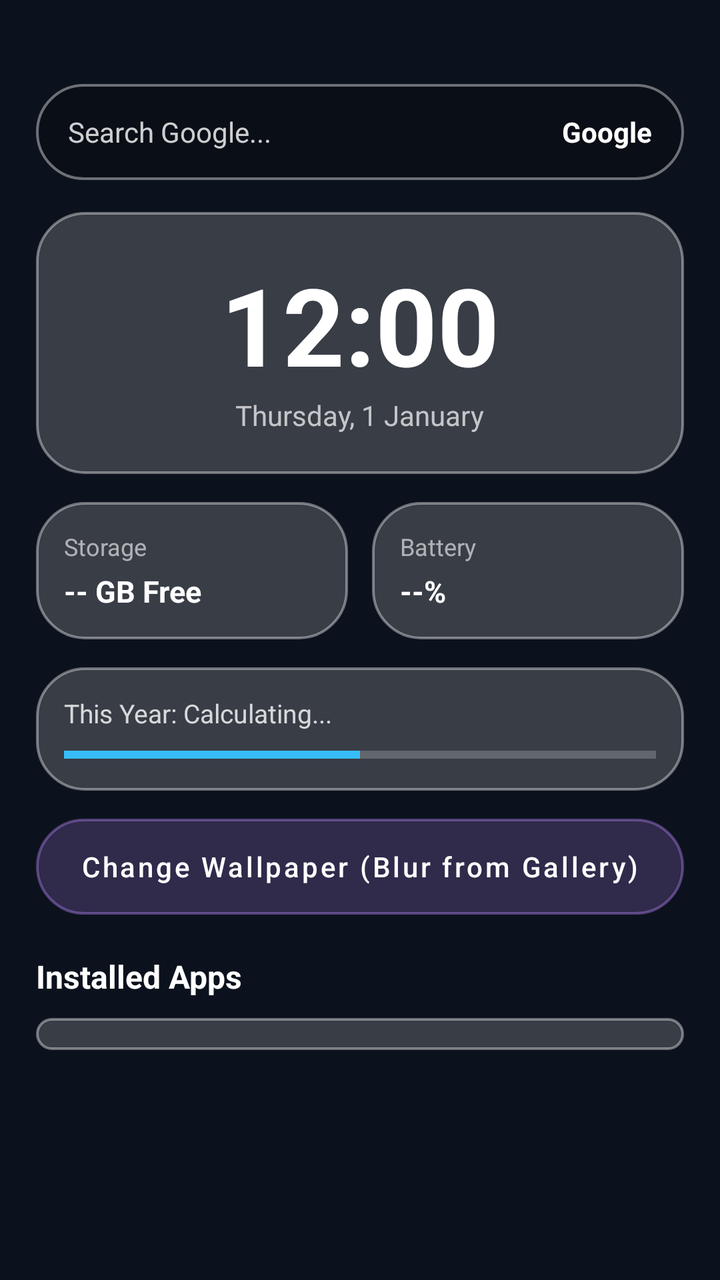
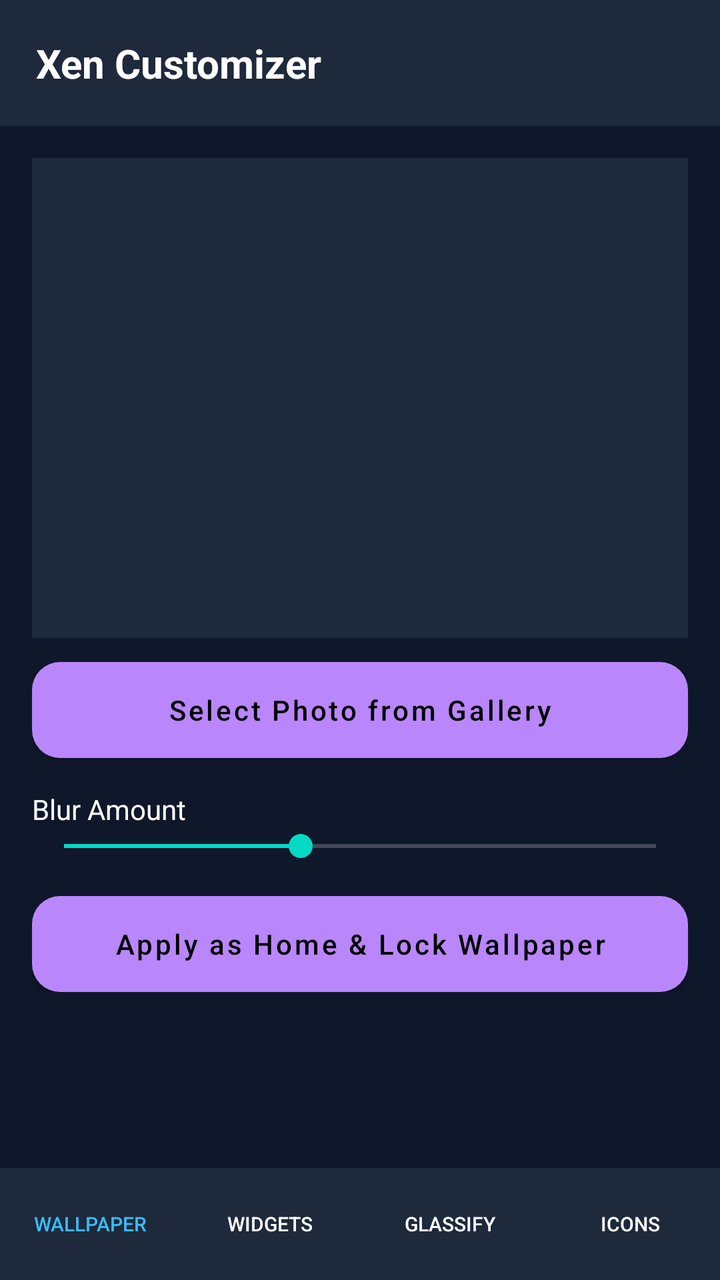

The first picture is an Android layout as it rendered before a commit; the second is the same layout after the commit. The layout source and the unified diff follow.
<!-- AndroidManifest.xml: application theme Theme.XenLauncher -->
<!-- res/layout/activity_main.xml -->
<?xml version="1.0" encoding="utf-8"?>
<androidx.constraintlayout.widget.ConstraintLayout xmlns:android="http://schemas.android.com/apk/res/android"
    xmlns:app="http://schemas.android.com/apk/res-auto"
    android:layout_width="match_parent"
    android:layout_height="match_parent"
    android:background="#FF000000">

    <ImageView
        android:id="@+id/ivWallpaper"
        android:layout_width="match_parent"
        android:layout_height="match_parent"
        android:scaleType="centerCrop"
        android:background="#FF111827" />

    <View
        android:layout_width="match_parent"
        android:layout_height="match_parent"
        android:background="#44000000" />

    <ScrollView
        android:layout_width="match_parent"
        android:layout_height="match_parent"
        android:fillViewport="true">

        <LinearLayout
            android:layout_width="match_parent"
            android:layout_height="wrap_content"
            android:orientation="vertical"
            android:padding="18dp">

            <LinearLayout
                android:id="@+id/layoutSearchBar"
                android:layout_width="match_parent"
                android:layout_height="48dp"
                android:layout_marginTop="24dp"
                android:background="@drawable/glass_search"
                android:gravity="center_vertical"
                android:paddingStart="16dp"
                android:paddingEnd="16dp">

                <TextView
                    android:layout_width="0dp"
                    android:layout_height="wrap_content"
                    android:layout_weight="1"
                    android:text="Search Google..."
                    android:textColor="#CCFFFFFF"
                    android:textSize="14sp" />

                <TextView
                    android:layout_width="wrap_content"
                    android:layout_height="wrap_content"
                    android:text="Google"
                    android:textStyle="bold"
                    android:textColor="#FFFFFFFF" />
            </LinearLayout>

            <LinearLayout
                android:layout_width="match_parent"
                android:layout_height="wrap_content"
                android:layout_marginTop="16dp"
                android:background="@drawable/glass_panel"
                android:orientation="vertical"
                android:padding="20dp"
                android:gravity="center">

                <TextClock
                    android:layout_width="wrap_content"
                    android:layout_height="wrap_content"
                    android:format12Hour="hh:mm"
                    android:format24Hour="kk:mm"
                    android:textColor="#FFFFFFFF"
                    android:textSize="54sp"
                    android:textStyle="bold" />

                <TextClock
                    android:layout_width="wrap_content"
                    android:layout_height="wrap_content"
                    android:format12Hour="EEEE, d MMMM"
                    android:format24Hour="EEEE, d MMMM"
                    android:textColor="#B3FFFFFF"
                    android:textSize="14sp" />
            </LinearLayout>

            <LinearLayout
                android:layout_width="match_parent"
                android:layout_height="wrap_content"
                android:layout_marginTop="14dp"
                android:orientation="horizontal">

                <LinearLayout
                    android:layout_width="0dp"
                    android:layout_height="wrap_content"
                    android:layout_weight="1"
                    android:layout_marginEnd="6dp"
                    android:background="@drawable/glass_panel"
                    android:orientation="vertical"
                    android:padding="14dp">

                    <TextView
                        android:layout_width="wrap_content"
                        android:layout_height="wrap_content"
                        android:text="Storage"
                        android:textColor="#99FFFFFF"
                        android:textSize="12sp" />

                    <TextView
                        android:id="@+id/tvStorage"
                        android:layout_width="wrap_content"
                        android:layout_height="wrap_content"
                        android:layout_marginTop="4dp"
                        android:text="-- GB Free"
                        android:textStyle="bold"
                        android:textColor="#FFFFFFFF"
                        android:textSize="15sp" />
                </LinearLayout>

                <LinearLayout
                    android:layout_width="0dp"
                    android:layout_height="wrap_content"
                    android:layout_weight="1"
                    android:layout_marginStart="6dp"
                    android:background="@drawable/glass_panel"
                    android:orientation="vertical"
                    android:padding="14dp">

                    <TextView
                        android:layout_width="wrap_content"
                        android:layout_height="wrap_content"
                        android:text="Battery"
                        android:textColor="#99FFFFFF"
                        android:textSize="12sp" />

                    <TextView
                        android:id="@+id/tvBattery"
                        android:layout_width="wrap_content"
                        android:layout_height="wrap_content"
                        android:layout_marginTop="4dp"
                        android:text="--%"
                        android:textStyle="bold"
                        android:textColor="#FFFFFFFF"
                        android:textSize="15sp" />
                </LinearLayout>
            </LinearLayout>

            <LinearLayout
                android:layout_width="match_parent"
                android:layout_height="wrap_content"
                android:layout_marginTop="14dp"
                android:background="@drawable/glass_panel"
                android:orientation="vertical"
                android:padding="14dp">

                <TextView
                    android:id="@+id/tvYearProgress"
                    android:layout_width="wrap_content"
                    android:layout_height="wrap_content"
                    android:text="This Year: Calculating..."
                    android:textColor="#CCFFFFFF"
                    android:textSize="13sp" />

                <ProgressBar
                    android:id="@+id/progressBarYear"
                    style="?android:attr/progressBarStyleHorizontal"
                    android:layout_width="match_parent"
                    android:layout_height="8dp"
                    android:layout_marginTop="8dp"
                    android:progress="50"
                    android:progressTint="#FF38BDF8" />
            </LinearLayout>

            <Button
                android:id="@+id/btnPickWallpaper"
                android:layout_width="match_parent"
                android:layout_height="48dp"
                android:layout_marginTop="14dp"
                android:background="@drawable/glass_search"
                android:text="Change Wallpaper (Blur from Gallery)"
                android:textAllCaps="false"
                android:textColor="#FFFFFFFF" />

            <TextView
                android:layout_width="wrap_content"
                android:layout_height="wrap_content"
                android:layout_marginTop="20dp"
                android:layout_marginBottom="10dp"
                android:text="Installed Apps"
                android:textStyle="bold"
                android:textColor="#FFFFFFFF"
                android:textSize="16sp" />

            <androidx.recyclerview.widget.RecyclerView
                android:id="@+id/rvAppDrawer"
                android:layout_width="match_parent"
                android:layout_height="wrap_content"
                android:nestedScrollingEnabled="false"
                android:background="@drawable/glass_panel"
                android:padding="8dp" />
        </LinearLayout>
    </ScrollView>
</androidx.constraintlayout.widget.ConstraintLayout>
<!-- resources referenced by this layout -->
<resources>
  <!-- drawable glass_panel (drawable) -->
  <?xml version="1.0" encoding="utf-8"?>
  <shape xmlns:android="http://schemas.android.com/apk/res/android">
      <solid android:color="#2EFFFFFF" />
      <corners android:radius="24dp" />
      <stroke android:width="1.2dp" android:color="#66FFFFFF" />
  </shape>
  <!-- drawable glass_search (drawable) -->
  <?xml version="1.0" encoding="utf-8"?>
  <shape xmlns:android="http://schemas.android.com/apk/res/android">
      <solid android:color="#33000000" />
      <corners android:radius="30dp" />
      <stroke android:width="1.2dp" android:color="#66FFFFFF" />
  </shape>
  <style name="Theme.XenLauncher" parent="Theme.MaterialComponents.NoActionBar">
          <item name="android:windowNoTitle">true</item>
          <item name="android:windowActionBar">false</item>
          <item name="android:statusBarColor">#00000000</item>
          <item name="android:navigationBarColor">#00000000</item>
      </style>
</resources>

<!-- the commit's change to res/layout/activity_main.xml (unified diff, before → after) -->
@@ -1,200 +1,236 @@
 <?xml version="1.0" encoding="utf-8"?>
-<androidx.constraintlayout.widget.ConstraintLayout xmlns:android="http://schemas.android.com/apk/res/android"
-    xmlns:app="http://schemas.android.com/apk/res-auto"
+<LinearLayout xmlns:android="http://schemas.android.com/apk/res/android"
     android:layout_width="match_parent"
     android:layout_height="match_parent"
-    android:background="#FF000000">
-
-    <ImageView
-        android:id="@+id/ivWallpaper"
+    android:background="#0F172A"
+    android:orientation="vertical">
+
+    <LinearLayout
         android:layout_width="match_parent"
-        android:layout_height="match_parent"
-        android:scaleType="centerCrop"
-        android:background="#FF111827" />
-
-    <View
+        android:layout_height="wrap_content"
+        android:padding="18dp"
+        android:background="#1E293B">
+
+        <TextView
+            android:layout_width="wrap_content"
+            android:layout_height="wrap_content"
+            android:text="Xen Customizer"
+            android:textColor="#FFFFFFFF"
+            android:textSize="20sp"
+            android:textStyle="bold" />
+    </LinearLayout>
+
+    <FrameLayout
+        android:id="@+id/contentArea"
         android:layout_width="match_parent"
-        android:layout_height="match_parent"
-        android:background="#44000000" />
-
-    <ScrollView
-        android:layout_width="match_parent"
-        android:layout_height="match_parent"
-        android:fillViewport="true">
+        android:layout_height="0dp"
+        android:layout_weight="1"
+        android:padding="16dp">
+
+        <ScrollView
+            android:id="@+id/tabWallpaperView"
+            android:layout_width="match_parent"
+            android:layout_height="match_parent">
+
+            <LinearLayout
+                android:layout_width="match_parent"
+                android:layout_height="wrap_content"
+                android:orientation="vertical">
+
+                <ImageView
+                    android:id="@+id/ivWallpaperPreview"
+                    android:layout_width="match_parent"
+                    android:layout_height="240dp"
+                    android:scaleType="centerCrop"
+                    android:background="#1E293B" />
+
+                <Button
+                    android:id="@+id/btnSelectPhoto"
+                    android:layout_width="match_parent"
+                    android:layout_height="wrap_content"
+                    android:layout_marginTop="12dp"
+                    android:text="Select Photo from Gallery"
+                    android:textAllCaps="false"
+                    android:background="@drawable/glass_button" />
+
+                <TextView
+                    android:layout_width="wrap_content"
+                    android:layout_height="wrap_content"
+                    android:layout_marginTop="16dp"
+                    android:text="Blur Amount"
+                    android:textColor="#FFFFFFFF" />
+
+                <SeekBar
+                    android:id="@+id/sbBlur"
+                    android:layout_width="match_parent"
+                    android:layout_height="wrap_content"
+                    android:max="25"
+                    android:progress="10" />
+
+                <Button
+                    android:id="@+id/btnSetWallpaper"
+                    android:layout_width="match_parent"
+                    android:layout_height="wrap_content"
+                    android:layout_marginTop="16dp"
+                    android:text="Apply as Home &amp; Lock Wallpaper"
+                    android:textAllCaps="false"
+                    android:background="@drawable/glass_button" />
+            </LinearLayout>
+        </ScrollView>
+
+        <ScrollView
+            android:id="@+id/tabWidgetsView"
+            android:layout_width="match_parent"
+            android:layout_height="match_parent"
+            android:visibility="gone">
+
+            <LinearLayout
+                android:layout_width="match_parent"
+                android:layout_height="wrap_content"
+                android:orientation="vertical">
+
+                <TextView
+                    android:layout_width="wrap_content"
+                    android:layout_height="wrap_content"
+                    android:text="Available Glass Widgets"
+                    android:textColor="#FFFFFFFF"
+                    android:textSize="16sp"
+                    android:textStyle="bold"
+                    android:layout_marginBottom="12dp" />
+
+                <Button
+                    android:id="@+id/btnAddClockWidget"
+                    android:layout_width="match_parent"
+                    android:layout_height="wrap_content"
+                    android:text="+ Add Glass Clock Widget"
+                    android:textAllCaps="false"
+                    android:background="@drawable/glass_button"
+                    android:layout_marginBottom="12dp" />
+
+                <Button
+                    android:id="@+id/btnAddStatsWidget"
+                    android:layout_width="match_parent"
+                    android:layout_height="wrap_content"
+                    android:text="+ Add Battery &amp; Storage Stats Widget"
+                    android:textAllCaps="false"
+                    android:background="@drawable/glass_button"
+                    android:layout_marginBottom="12dp" />
+
+                <Button
+                    android:id="@+id/btnAddSearchWidget"
+                    android:layout_width="match_parent"
+                    android:layout_height="wrap_content"
+                    android:text="+ Add Glass Search Bar"
+                    android:textAllCaps="false"
+                    android:background="@drawable/glass_button" />
+            </LinearLayout>
+        </ScrollView>
+
+        <ScrollView
+            android:id="@+id/tabGlassifyView"
+            android:layout_width="match_parent"
+            android:layout_height="match_parent"
+            android:visibility="gone">
+
+            <LinearLayout
+                android:layout_width="match_parent"
+                android:layout_height="wrap_content"
+                android:orientation="vertical">
+
+                <TextView
+                    android:layout_width="wrap_content"
+                    android:layout_height="wrap_content"
+                    android:text="Glassify - Glass Docks &amp; Containers"
+                    android:textColor="#FFFFFFFF"
+                    android:textSize="16sp"
+                    android:textStyle="bold"
+                    android:layout_marginBottom="12dp" />
+
+                <TextView
+                    android:layout_width="wrap_content"
+                    android:layout_height="wrap_content"
+                    android:text="Place frosted glass background panels behind your home screen apps."
+                    android:textColor="#CCFFFFFF"
+                    android:textSize="13sp"
+                    android:layout_marginBottom="16dp" />
+
+                <Button
+                    android:id="@+id/btnAddDockWidget"
+                    android:layout_width="match_parent"
+                    android:layout_height="wrap_content"
+                    android:text="+ Add Frosted Glass Dock Container"
+                    android:textAllCaps="false"
+                    android:background="@drawable/glass_button" />
+            </LinearLayout>
+        </ScrollView>
 
         <LinearLayout
-            android:layout_width="match_parent"
-            android:layout_height="wrap_content"
+            android:id="@+id/tabIconsView"
+            android:layout_width="match_parent"
+            android:layout_height="match_parent"
             android:orientation="vertical"
-            android:padding="18dp">
-
-            <LinearLayout
-                android:id="@+id/layoutSearchBar"
-                android:layout_width="match_parent"
-                android:layout_height="48dp"
-                android:layout_marginTop="24dp"
-                android:background="@drawable/glass_search"
-                android:gravity="center_vertical"
-                android:paddingStart="16dp"
-                android:paddingEnd="16dp">
-
-                <TextView
-                    android:layout_width="0dp"
-                    android:layout_height="wrap_content"
-                    android:layout_weight="1"
-                    android:text="Search Google..."
-                    android:textColor="#CCFFFFFF"
-                    android:textSize="14sp" />
-
-                <TextView
-                    android:layout_width="wrap_content"
-                    android:layout_height="wrap_content"
-                    android:text="Google"
-                    android:textStyle="bold"
-                    android:textColor="#FFFFFFFF" />
-            </LinearLayout>
-
-            <LinearLayout
-                android:layout_width="match_parent"
-                android:layout_height="wrap_content"
-                android:layout_marginTop="16dp"
-                android:background="@drawable/glass_panel"
-                android:orientation="vertical"
-                android:padding="20dp"
-                android:gravity="center">
-
-                <TextClock
-                    android:layout_width="wrap_content"
-                    android:layout_height="wrap_content"
-                    android:format12Hour="hh:mm"
-                    android:format24Hour="kk:mm"
-                    android:textColor="#FFFFFFFF"
-                    android:textSize="54sp"
-                    android:textStyle="bold" />
-
-                <TextClock
-                    android:layout_width="wrap_content"
-                    android:layout_height="wrap_content"
-                    android:format12Hour="EEEE, d MMMM"
-                    android:format24Hour="EEEE, d MMMM"
-                    android:textColor="#B3FFFFFF"
-                    android:textSize="14sp" />
-            </LinearLayout>
-
-            <LinearLayout
-                android:layout_width="match_parent"
-                android:layout_height="wrap_content"
-                android:layout_marginTop="14dp"
-                android:orientation="horizontal">
-
-                <LinearLayout
-                    android:layout_width="0dp"
-                    android:layout_height="wrap_content"
-                    android:layout_weight="1"
-                    android:layout_marginEnd="6dp"
-                    android:background="@drawable/glass_panel"
-                    android:orientation="vertical"
-                    android:padding="14dp">
-
-                    <TextView
-                        android:layout_width="wrap_content"
-                        android:layout_height="wrap_content"
-                        android:text="Storage"
-                        android:textColor="#99FFFFFF"
-                        android:textSize="12sp" />
-
-                    <TextView
-                        android:id="@+id/tvStorage"
-                        android:layout_width="wrap_content"
-                        android:layout_height="wrap_content"
-                        android:layout_marginTop="4dp"
-                        android:text="-- GB Free"
-                        android:textStyle="bold"
-                        android:textColor="#FFFFFFFF"
-                        android:textSize="15sp" />
-                </LinearLayout>
-
-                <LinearLayout
-                    android:layout_width="0dp"
-                    android:layout_height="wrap_content"
-                    android:layout_weight="1"
-                    android:layout_marginStart="6dp"
-                    android:background="@drawable/glass_panel"
-                    android:orientation="vertical"
-                    android:padding="14dp">
-
-                    <TextView
-                        android:layout_width="wrap_content"
-                        android:layout_height="wrap_content"
-                        android:text="Battery"
-                        android:textColor="#99FFFFFF"
-                        android:textSize="12sp" />
-
-                    <TextView
-                        android:id="@+id/tvBattery"
-                        android:layout_width="wrap_content"
-                        android:layout_height="wrap_content"
-                        android:layout_marginTop="4dp"
-                        android:text="--%"
-                        android:textStyle="bold"
-                        android:textColor="#FFFFFFFF"
-                        android:textSize="15sp" />
-                </LinearLayout>
-            </LinearLayout>
-
-            <LinearLayout
-                android:layout_width="match_parent"
-                android:layout_height="wrap_content"
-                android:layout_marginTop="14dp"
-                android:background="@drawable/glass_panel"
-                android:orientation="vertical"
-                android:padding="14dp">
-
-                <TextView
-                    android:id="@+id/tvYearProgress"
-                    android:layout_width="wrap_content"
-                    android:layout_height="wrap_content"
-                    android:text="This Year: Calculating..."
-                    android:textColor="#CCFFFFFF"
-                    android:textSize="13sp" />
-
-                <ProgressBar
-                    android:id="@+id/progressBarYear"
-                    style="?android:attr/progressBarStyleHorizontal"
-                    android:layout_width="match_parent"
-                    android:layout_height="8dp"
-                    android:layout_marginTop="8dp"
-                    android:progress="50"
-                    android:progressTint="#FF38BDF8" />
-            </LinearLayout>
-
-            <Button
-                android:id="@+id/btnPickWallpaper"
-                android:layout_width="match_parent"
-                android:layout_height="48dp"
-                android:layout_marginTop="14dp"
-                android:background="@drawable/glass_search"
-                android:text="Change Wallpaper (Blur from Gallery)"
-                android:textAllCaps="false"
-                android:textColor="#FFFFFFFF" />
+            android:visibility="gone">
 
             <TextView
                 android:layout_width="wrap_content"
                 android:layout_height="wrap_content"
-                android:layout_marginTop="20dp"
-                android:layout_marginBottom="10dp"
-                android:text="Installed Apps"
+                android:text="Theme App Icons (No Launcher Needed)"
+                android:textColor="#FFFFFFFF"
+                android:textSize="15sp"
                 android:textStyle="bold"
-                android:textColor="#FFFFFFFF"
-                android:textSize="16sp" />
+                android:layout_marginBottom="10dp" />
 
             <androidx.recyclerview.widget.RecyclerView
-                android:id="@+id/rvAppDrawer"
-                android:layout_width="match_parent"
-                android:layout_height="wrap_content"
-                android:nestedScrollingEnabled="false"
-                android:background="@drawable/glass_panel"
-                android:padding="8dp" />
+                android:id="@+id/rvApps"
+                android:layout_width="match_parent"
+                android:layout_height="match_parent" />
         </LinearLayout>
-    </ScrollView>
-</androidx.constraintlayout.widget.ConstraintLayout>
+    </FrameLayout>
+
+    <LinearLayout
+        android:layout_width="match_parent"
+        android:layout_height="56dp"
+        android:background="#1E293B"
+        android:orientation="horizontal">
+
+        <Button
+            android:id="@+id/btnNavWallpaper"
+            android:layout_width="0dp"
+            android:layout_height="match_parent"
+            android:layout_weight="1"
+            android:text="Wallpaper"
+            android:textSize="10sp"
+            android:textColor="#FF38BDF8"
+            style="?android:attr/borderlessButtonStyle" />
+
+        <Button
+            android:id="@+id/btnNavWidgets"
+            android:layout_width="0dp"
+            android:layout_height="match_parent"
+            android:layout_weight="1"
+            android:text="Widgets"
+            android:textSize="10sp"
+            android:textColor="#FFFFFFFF"
+            style="?android:attr/borderlessButtonStyle" />
+
+        <Button
+            android:id="@+id/btnNavGlassify"
+            android:layout_width="0dp"
+            android:layout_height="match_parent"
+            android:layout_weight="1"
+            android:text="Glassify"
+            android:textSize="10sp"
+            android:textColor="#FFFFFFFF"
+            style="?android:attr/borderlessButtonStyle" />
+
+        <Button
+            android:id="@+id/btnNavIcons"
+            android:layout_width="0dp"
+            android:layout_height="match_parent"
+            android:layout_weight="1"
+            android:text="Icons"
+            android:textSize="10sp"
+            android:textColor="#FFFFFFFF"
+            style="?android:attr/borderlessButtonStyle" />
+    </LinearLayout>
+</LinearLayout>
<!-- resource entries referenced after the edit -->
@@ -1,18 +1,10 @@
 <!-- resources referenced by this layout -->
 <resources>
-  <!-- drawable glass_panel (drawable) -->
+  <!-- drawable glass_button (drawable) -->
   <?xml version="1.0" encoding="utf-8"?>
   <shape xmlns:android="http://schemas.android.com/apk/res/android">
-      <solid android:color="#2EFFFFFF" />
-      <corners android:radius="24dp" />
-      <stroke android:width="1.2dp" android:color="#66FFFFFF" />
-  </shape>
-  <!-- drawable glass_search (drawable) -->
-  <?xml version="1.0" encoding="utf-8"?>
-  <shape xmlns:android="http://schemas.android.com/apk/res/android">
-      <solid android:color="#33000000" />
-      <corners android:radius="30dp" />
-      <stroke android:width="1.2dp" android:color="#66FFFFFF" />
+      <solid android:color="#FF2563EB" />
+      <corners android:radius="14dp" />
   </shape>
   <style name="Theme.XenLauncher" parent="Theme.MaterialComponents.NoActionBar">
           <item name="android:windowNoTitle">true</item>
